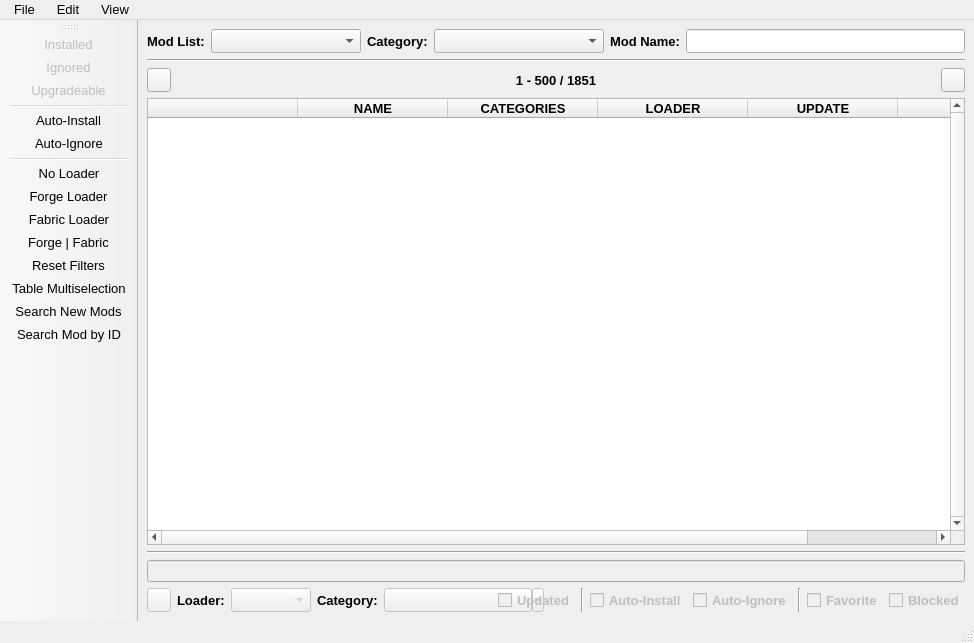
First picture: the form in pyqt_windows/main_window.ui, repository MelonRodante/ModList, before the edit.
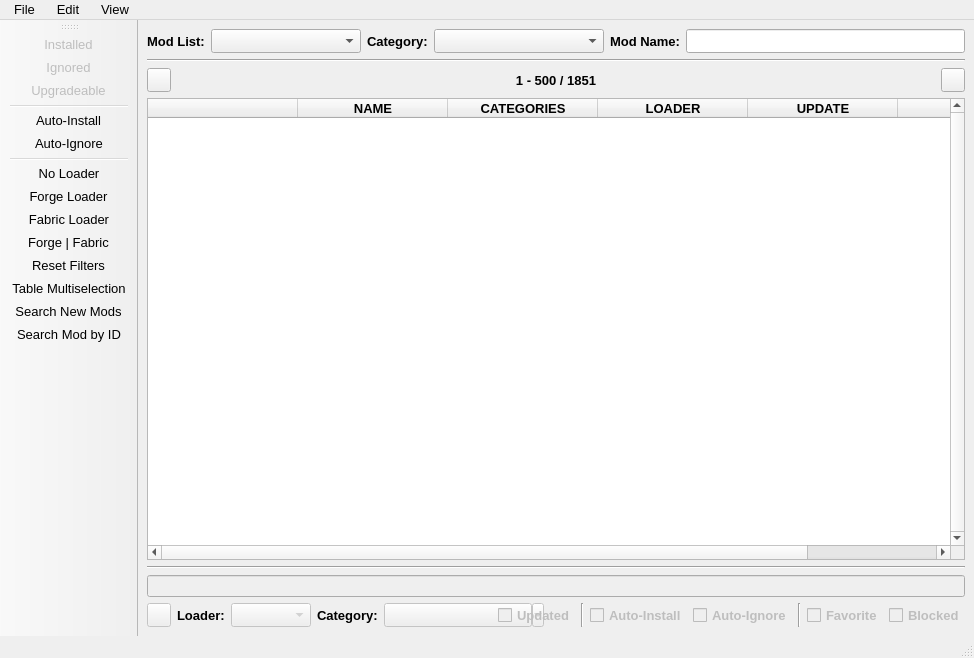
Second picture: the form after the edit. Icons and pictures are not drawn.

```diff
--- a/pyqt_windows/main_window.ui
+++ b/pyqt_windows/main_window.ui
@@ -7,7 +7,7 @@
     <x>0</x>
     <y>0</y>
     <width>974</width>
-    <height>643</height>
+    <height>658</height>
    </rect>
   </property>
   <property name="sizePolicy">
@@ -367,6 +367,12 @@
           <property name="selectionBehavior">
            <enum>QAbstractItemView::SelectRows</enum>
           </property>
+          <property name="iconSize">
+           <size>
+            <width>0</width>
+            <height>0</height>
+           </size>
+          </property>
           <property name="verticalScrollMode">
            <enum>QAbstractItemView::ScrollPerItem</enum>
           </property>
@@ -383,10 +389,10 @@
            <bool>false</bool>
           </attribute>
           <attribute name="verticalHeaderDefaultSectionSize">
-           <number>51</number>
+           <number>53</number>
           </attribute>
           <attribute name="verticalHeaderMinimumSectionSize">
-           <number>51</number>
+           <number>53</number>
           </attribute>
           <column>
            <property name="text">
@@ -988,8 +994,8 @@
    </property>
    <property name="iconSize">
     <size>
-     <width>19</width>
-     <height>19</height>
+     <width>25</width>
+     <height>25</height>
     </size>
    </property>
    <property name="floatable">
```
Left out of the diff: 10 changed lines with no effect on the pictures.
